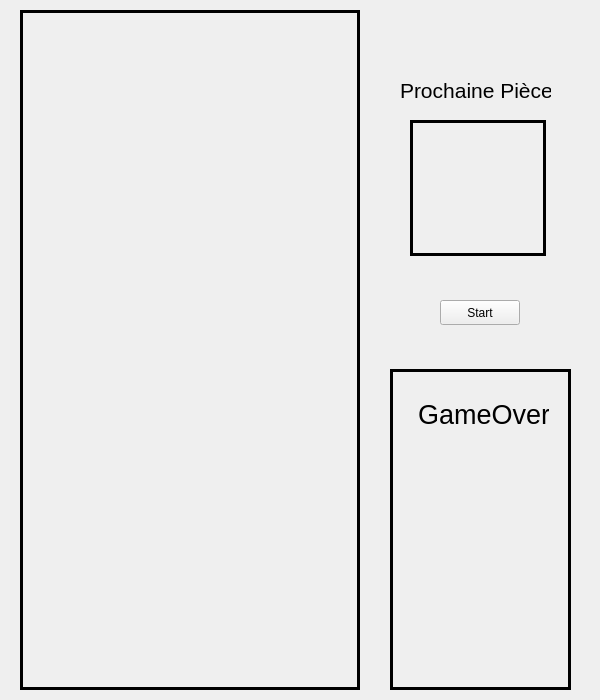
Before: the Qt Designer form src/mainfrm.ui in divtec-cejef/2020-JCO-Tetris, drawn with Qt 5.
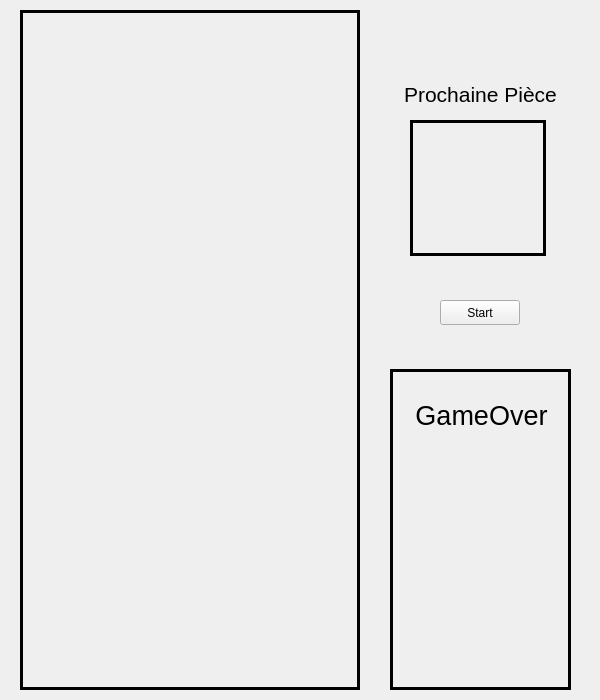
After: the same form once the commit is applied. Custom widgets are drawn as their Qt base class.

Patch:
```diff
--- a/src/mainfrm.ui
+++ b/src/mainfrm.ui
@@ -91,43 +91,37 @@
    <property name="lineWidth">
     <number>3</number>
    </property>
-   <widget class="QLabel" name="TXT_GameOver">
+   <widget class="QWidget" name="verticalLayoutWidget">
     <property name="geometry">
      <rect>
-      <x>28</x>
-      <y>10</y>
-      <width>131</width>
-      <height>71</height>
+      <x>6</x>
+      <y>6</y>
+      <width>171</width>
+      <height>80</height>
      </rect>
     </property>
-    <property name="font">
-     <font>
-      <pointsize>20</pointsize>
-     </font>
-    </property>
-    <property name="text">
-     <string>GameOver</string>
-    </property>
+    <layout class="QVBoxLayout" name="verticalLayout">
+     <item>
+      <widget class="QLabel" name="TXT_GameOver">
+       <property name="enabled">
+        <bool>true</bool>
+       </property>
+       <property name="font">
+        <font>
+         <pointsize>20</pointsize>
+        </font>
+       </property>
+       <property name="text">
+        <string>GameOver</string>
+       </property>
+       <property name="alignment">
+        <set>Qt::AlignCenter</set>
+       </property>
+      </widget>
+     </item>
+    </layout>
    </widget>
   </widget>
-  <widget class="QLabel" name="TXT_NextPiece">
-   <property name="geometry">
-    <rect>
-     <x>400</x>
-     <y>80</y>
-     <width>151</width>
-     <height>21</height>
-    </rect>
-   </property>
-   <property name="font">
-    <font>
-     <pointsize>16</pointsize>
-    </font>
-   </property>
-   <property name="text">
-    <string>Prochaine Pièce</string>
-   </property>
-  </widget>
   <widget class="QPushButton" name="BT_Start">
    <property name="geometry">
     <rect>
@@ -160,6 +154,33 @@
     <number>3</number>
    </property>
   </widget>
+  <widget class="QWidget" name="verticalLayoutWidget_2">
+   <property name="geometry">
+    <rect>
+     <x>390</x>
+     <y>54</y>
+     <width>181</width>
+     <height>80</height>
+    </rect>
+   </property>
+   <layout class="QVBoxLayout" name="verticalLayout_2">
+    <item>
+     <widget class="QLabel" name="TXT_NextPiece">
+      <property name="font">
+       <font>
+        <pointsize>16</pointsize>
+       </font>
+      </property>
+      <property name="text">
+       <string>Prochaine Pièce</string>
+      </property>
+      <property name="alignment">
+       <set>Qt::AlignCenter</set>
+      </property>
+     </widget>
+    </item>
+   </layout>
+  </widget>
  </widget>
  <layoutdefault spacing="6" margin="11"/>
  <customwidgets>
```
